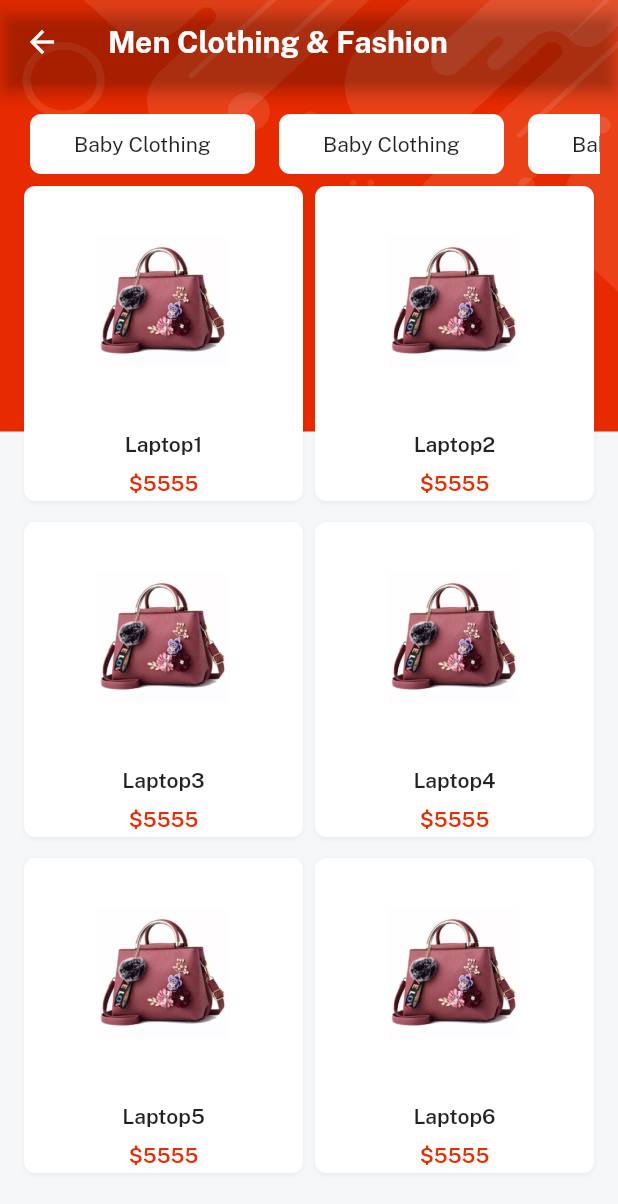
After one commit to majharul-islam181/ecommerce, a Flutter app: the CategoryScreen screen opened directly, after a tap on "Men Clothing & Fashion", on a phone screen of 412 x 824 dp. The commit adds this screen. Shown: the top 1204 px of the screen. Run offline on Flutter 3.47's test engine with Material 2 defaults, Android fonts, the phone set to English and light mode, and no system bars; our stand-ins replace get, velocity_x.

Commit message:
category details

```diff
--- /dev/null
+++ b/lib/views/category_screen/category_details.dart
@@ -0,0 +1,71 @@
+// ignore_for_file: public_member_api_docs, sort_constructors_first
+import 'package:ecommerce/consts/consts.dart';
+import 'package:ecommerce/consts/lists.dart';
+import 'package:ecommerce/views/category_screen/item_details.dart';
+import 'package:ecommerce/views/home_screen/components/featured_products.dart';
+import 'package:ecommerce/widgets_common/bg_widget.dart';
+
+class CategoryDetails extends StatelessWidget {
+  final String? title;
+  const CategoryDetails({
+    Key? key,
+    required this.title,
+  }) : super(key: key);
+
+  @override
+  Widget build(BuildContext context) {
+    return bgWidget(Scaffold(
+      appBar: AppBar(
+        title: title!.text.fontFamily(bold).white.make(),
+      ),
+      body: Container(
+        padding: const EdgeInsets.all(12),
+        child: Column(
+          children: [
+            SingleChildScrollView(
+              scrollDirection: Axis.horizontal,
+              physics: const BouncingScrollPhysics(),
+              child: Row(
+                children: List.generate(
+                    6,
+                    (index) => "Baby Clothing"
+                        .text
+                        .makeCentered()
+                        .box
+                        .white
+                        .roundedSM
+                        .margin(const EdgeInsets.all(8))
+                        .size(150, 40)
+                        .make()),
+              ),
+            ),
+            Expanded(
+              child: GridView.builder(
+                shrinkWrap: true,
+                itemCount: 6,
+                physics: const BouncingScrollPhysics(),
+                gridDelegate: const SliverGridDelegateWithFixedCrossAxisCount(
+                    crossAxisCount: 2,
+                    mainAxisSpacing: 4,
+                    // crossAxisSpacing: 4,
+                    mainAxisExtent: 220,
+                    ),
+                itemBuilder: (context, index) {
+                  return Column(
+                    children: [
+
+                      featuredProducts(name: demoLaptopName[index], icon: imgP5, price: 5555).onTap(() {
+                        Get.to(()=> ItemDetails(title: demoLaptopName[index]));
+                      }),
+
+                    ],
+                  );
+                },
+              ),
+            ),
+          ],
+        ),
+      ),
+    ));
+  }
+}
--- a/lib/views/category_screen/category_screen.dart
+++ b/lib/views/category_screen/category_screen.dart
@@ -1,12 +1,14 @@
 import 'package:ecommerce/consts/consts.dart';
 import 'package:ecommerce/consts/lists.dart';
+import 'package:ecommerce/views/category_screen/category_details.dart';
+import 'package:ecommerce/widgets_common/bg_widget.dart';
 
 class CategoryScreen extends StatelessWidget {
   const CategoryScreen({super.key});
 
   @override
   Widget build(BuildContext context) {
-    return Scaffold(
+    return bgWidget(Scaffold(
       appBar: AppBar(
         title: "Categories".text.fontFamily(bold).white.make(),
       ),
@@ -25,17 +27,33 @@ class CategoryScreen extends StatelessWidget {
             itemBuilder: (context, index) {
               return Column(
                 children: [
-                  Image.asset(categoryImage[index], width: 200,height: 120,
-                  fit: BoxFit.cover,),
+                  Image.asset(
+                    categoryImage[index],
+                    width: 200,
+                    height: 120,
+                    fit: BoxFit.cover,
+                  ),
                   10.heightBox,
-                  categoriesList[index].text.color(darkFontGrey).align(TextAlign.center).make(),
-
+                  categoriesList[index]
+                      .text
+                      .color(darkFontGrey)
+                      .align(TextAlign.center)
+                      .make(),
                 ],
-              ).box.white.roundedSM.clip(Clip.antiAlias).outerShadowSm.make();
+              )
+                  .box
+                  .white
+                  .roundedSM
+                  .clip(Clip.antiAlias)
+                  .outerShadowSm
+                  .make()
+                  .onTap(() {
+                Get.to(() => CategoryDetails(title: categoriesList[index]));
+              });
             },
           ),
         ),
       ),
-    );
+    ));
   }
 }
--- /dev/null
+++ b/lib/views/category_screen/item_details.dart
@@ -0,0 +1,27 @@
+// ignore_for_file: public_member_api_docs, sort_constructors_first
+import 'package:ecommerce/consts/consts.dart';
+
+class ItemDetails extends StatelessWidget {
+  final String? title;
+  const ItemDetails({
+    Key? key,
+   required this.title,
+  }) : super(key: key);
+
+  @override
+  Widget build(BuildContext context) {
+    return Scaffold(
+      backgroundColor: lightGrey,
+      appBar: AppBar(
+        title: title!.text.make(),
+
+        actions: [
+        IconButton(onPressed: () {}, icon: const Icon(Icons.share)),
+        IconButton(onPressed: () {}, icon: const Icon(Icons.favorite_outline)),
+      ]),
+      body: Container(
+        color: redColor,
+      ),
+    );
+  }
+}
```
